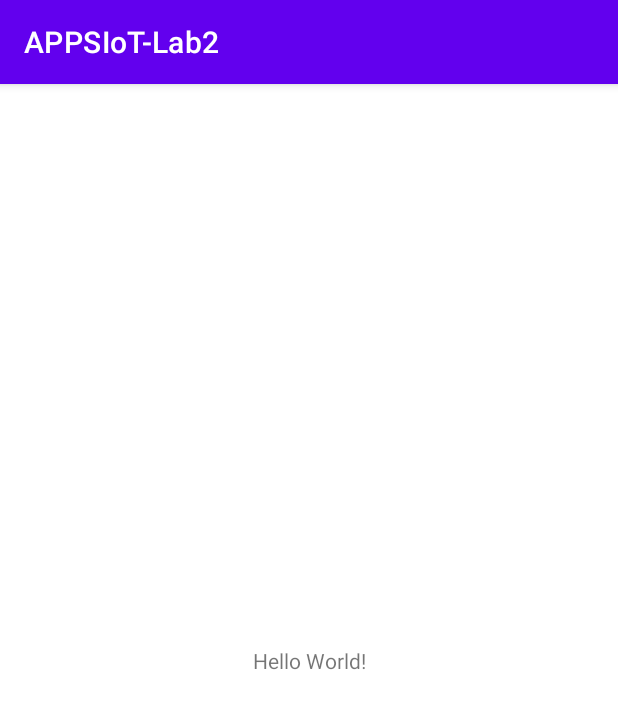
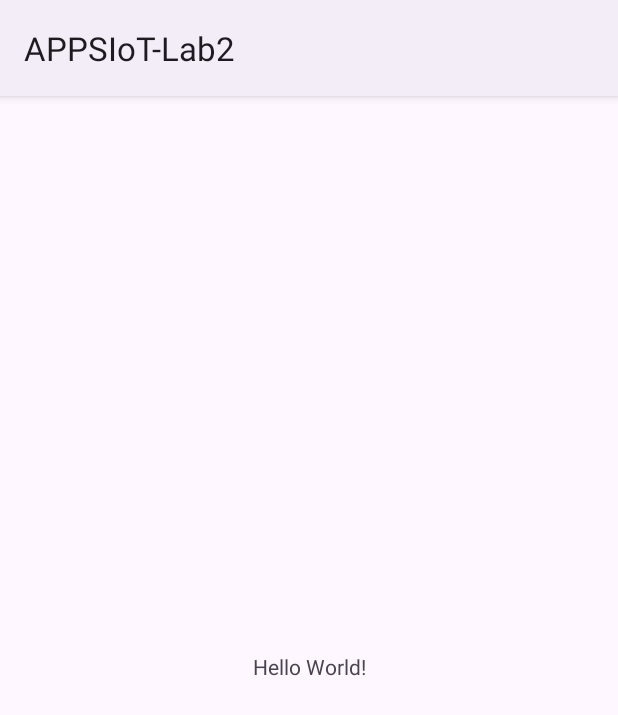
Before and after one commit to angelb5/APPSIoT-Lab2, an Android app: the screen it shows after launch (MainActivity), on a phone screen of 412 x 824 dp. Shown: the top 715 px of the screen. Run offline under Robolectric (Android 15) with nearby library versions, the phone set to English and light mode, and no system bars.

Commit message:
Tema Material Design

```diff
--- a/app/src/main/res/values/themes.xml
+++ b/app/src/main/res/values/themes.xml
@@ -1,6 +1,6 @@
 <resources xmlns:tools="http://schemas.android.com/tools">
     <!-- Base application theme. -->
-    <style name="Theme.APPSIoTLab2" parent="Theme.MaterialComponents.DayNight.DarkActionBar">
+    <style name="Theme.APPSIoTLab2" parent="Theme.Material3.DayNight">
         <!-- Primary brand color. -->
         <item name="colorPrimary">@color/purple_500</item>
         <item name="colorPrimaryVariant">@color/purple_700</item>
```
